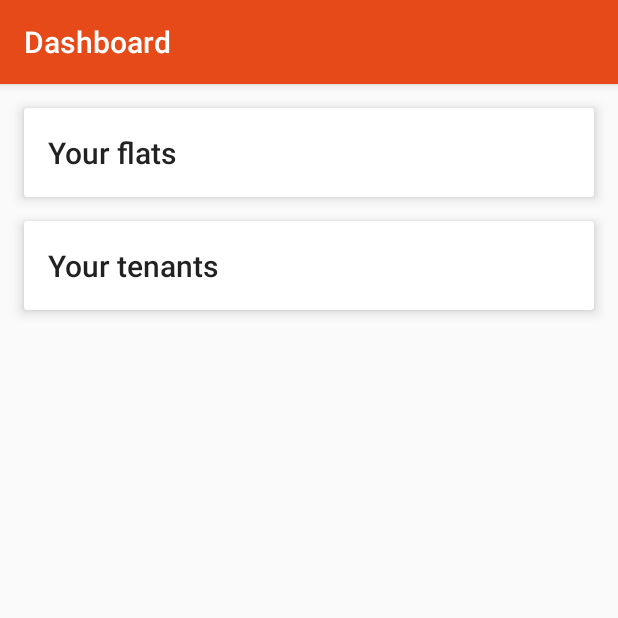
After one commit to sivaperumal644/apartmentDB, an Android app: the OwnerDashboardActivity screen opened directly, with no data from a screen before it, on a phone screen of 412 x 824 dp, the top half of it. The commit adds this screen. Run offline under Robolectric (Android 15) with nearby library versions, the phone set to English and light mode, and no system bars.

Commit message:
Added Dashboard for Owner

```diff
--- /dev/null
+++ b/app/src/main/java/com/example/roshan/apartmentdemo/OwnerDashboardActivity.java
@@ -0,0 +1,23 @@
+package com.example.roshan.apartmentdemo;
+
+import android.support.v7.app.AppCompatActivity;
+import android.os.Bundle;
+import android.widget.Toast;
+
+public class OwnerDashboardActivity extends AppCompatActivity {
+
+    @Override
+    protected void onCreate(Bundle savedInstanceState) {
+        super.onCreate(savedInstanceState);
+        setContentView(R.layout.activity_owner_dashboard);
+        getSupportActionBar().setTitle("Dashboard");
+    }
+
+    public void logOut() {
+        Toast.makeText(this, "Assume this performs log-out", Toast.LENGTH_SHORT).show();
+    }
+}
+
+
+/*TODO: Implement a three-dot menu in action bar to call logOut method */
+/* TODO: The BACK functionality should be REMOVED for this activity. If user performs back, it should exit to launcher, it should not show login activity */
--- a/app/src/main/java/com/example/roshan/apartmentdemo/OwnerLoginActivity.java
+++ b/app/src/main/java/com/example/roshan/apartmentdemo/OwnerLoginActivity.java
@@ -1,6 +1,7 @@
 package com.example.roshan.apartmentdemo;
 
 import android.content.DialogInterface;
+import android.content.Intent;
 import android.support.v7.app.AlertDialog;
 import android.support.v7.app.AppCompatActivity;
 import android.os.Bundle;
@@ -15,7 +16,7 @@ public class OwnerLoginActivity extends AppCompatActivity {
     protected void onCreate(Bundle savedInstanceState) {
         super.onCreate(savedInstanceState);
         setContentView(R.layout.activity_owner_login);
-        getSupportActionBar().setTitle("Apartment Demo");
+        getSupportActionBar().setTitle("Owner Login");
         getSupportActionBar().setDisplayHomeAsUpEnabled(true);
         getSupportActionBar().setDisplayShowHomeEnabled(true);
     }
@@ -40,6 +41,7 @@ public class OwnerLoginActivity extends AppCompatActivity {
             return;
         }
         Toast.makeText(this, "This action calls the sign-in method.", Toast.LENGTH_SHORT).show();
+        startActivity(new Intent(this, OwnerDashboardActivity.class));
     }
 
     public void handleTroubleSigningIn(View view) {
@@ -76,5 +78,3 @@ public class OwnerLoginActivity extends AppCompatActivity {
 
 
 }
-
-/* TODO: Need to implement back button in the action bar for this activity dude, so that it will go back to Main Activity. */
--- /dev/null
+++ b/app/src/main/res/layout/activity_owner_dashboard.xml
@@ -0,0 +1,45 @@
+<?xml version="1.0" encoding="utf-8"?>
+<ScrollView xmlns:android="http://schemas.android.com/apk/res/android"
+    xmlns:app="http://schemas.android.com/apk/res-auto"
+    xmlns:tools="http://schemas.android.com/tools"
+    android:layout_width="match_parent"
+    android:layout_height="wrap_content"
+    tools:context=".OwnerDashboardActivity">
+
+    <LinearLayout
+        android:layout_width="match_parent"
+        android:layout_height="wrap_content"
+        android:orientation="vertical">
+
+        <android.support.v7.widget.CardView
+            android:layout_width="match_parent"
+            android:layout_height="wrap_content"
+            android:layout_marginLeft="16dp"
+            android:layout_marginTop="16dp"
+            android:layout_marginRight="16dp"
+            app:cardElevation="5dp">
+
+            <TextView
+                android:layout_width="wrap_content"
+                android:layout_height="wrap_content"
+                android:layout_margin="16dp"
+                android:text="Your flats"
+                android:textAppearance="@style/TextAppearance.AppCompat.Title" />
+        </android.support.v7.widget.CardView>
+
+        <android.support.v7.widget.CardView
+            android:layout_width="match_parent"
+            android:layout_height="wrap_content"
+            android:layout_margin="16dp"
+            app:cardElevation="5dp">
+
+            <TextView
+                android:layout_width="wrap_content"
+                android:layout_height="wrap_content"
+                android:layout_margin="16dp"
+                android:text="Your tenants"
+                android:textAppearance="@style/TextAppearance.AppCompat.Title" />
+        </android.support.v7.widget.CardView>
+
+    </LinearLayout>
+</ScrollView>
--- a/app/src/main/res/values/colors.xml
+++ b/app/src/main/res/values/colors.xml
@@ -1,12 +1,6 @@
 <?xml version="1.0" encoding="utf-8"?>
 <resources>
     <color name="primaryColor">#e64a19</color>
-    <color name="primaryLightColor">#ff7d47</color>
     <color name="primaryDarkColor">#ac0800</color>
-    <color name="secondaryColor">#4f342c</color>
-    <color name="secondaryLightColor">#7c5e55</color>
-    <color name="secondaryDarkColor">#260e00</color>
-    <color name="primaryTextColor">#000000</color>
-    <color name="secondaryTextColor">#ffffff</color>
     <color name="colorPrimary">#e64a19</color>
 </resources>
```
Also changed, not shown: app/src/main/AndroidManifest.xml (+5 -7 lines), app/src/main/java/com/example/roshan/apartmentdemo/TenantLoginActivity.java (+12 -3 lines), app/src/main/res/drawable-v24/ic_launcher_foreground.xml (deleted, +0 -34 lines), app/src/main/res/drawable/ic_launcher_background.xml (deleted, +0 -170 lines).
